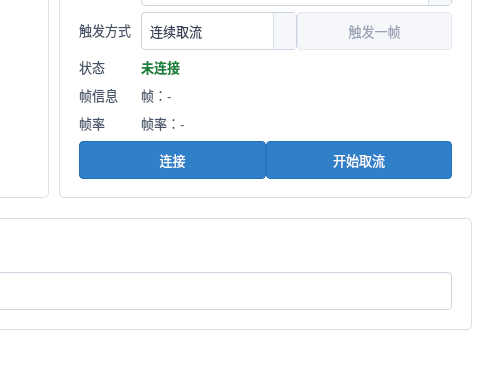
First picture: the form in apps/pointcloudview/ui/cameradialog.ui, repository chenzhenjia/pointcloudsuite, before the edit; both pictures show x 376 to 860 and y 188 to 560 of the 860 by 560 pixel window.
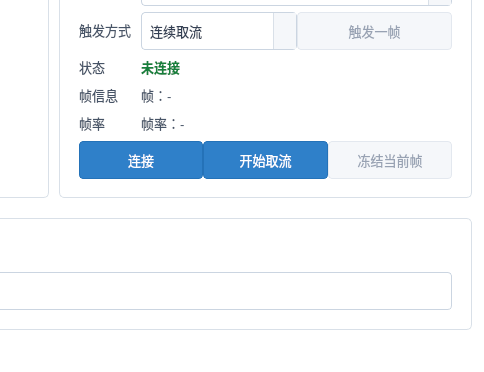
Second picture: the form after the edit.

The edit to the form file:
```diff
--- a/apps/pointcloudview/ui/cameradialog.ui
+++ b/apps/pointcloudview/ui/cameradialog.ui
@@ -75,7 +75,7 @@
         <item row="7" column="1"><widget class="QLabel" name="lbl_frame"><property name="text"><string>帧：-</string></property></widget></item>
         <item row="8" column="0"><widget class="QLabel" name="lbl_rate_title"><property name="text"><string>帧率</string></property></widget></item>
         <item row="8" column="1"><widget class="QLabel" name="lbl_rate"><property name="text"><string>帧率：-</string></property></widget></item>
-        <item row="9" column="0" colspan="2"><layout class="QHBoxLayout" name="actionLayout"><item><widget class="QPushButton" name="btn_connect"><property name="text"><string>连接</string></property></widget></item><item><widget class="QPushButton" name="btn_start"><property name="enabled"><bool>false</bool></property><property name="text"><string>开始取流</string></property></widget></item></layout></item>
+        <item row="9" column="0" colspan="2"><layout class="QHBoxLayout" name="actionLayout"><item><widget class="QPushButton" name="btn_connect"><property name="text"><string>连接</string></property></widget></item><item><widget class="QPushButton" name="btn_start"><property name="enabled"><bool>false</bool></property><property name="text"><string>开始取流</string></property></widget></item><item><widget class="QPushButton" name="btn_freeze"><property name="enabled"><bool>false</bool></property><property name="text"><string>冻结当前帧</string></property></widget></item></layout></item>
        </layout>
       </widget>
      </item>
```
